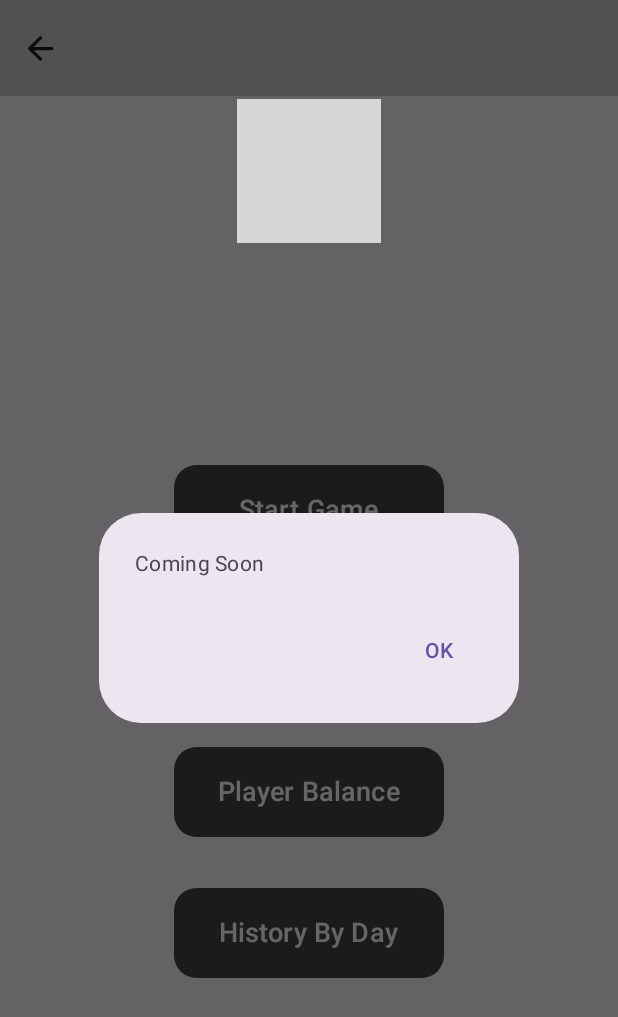
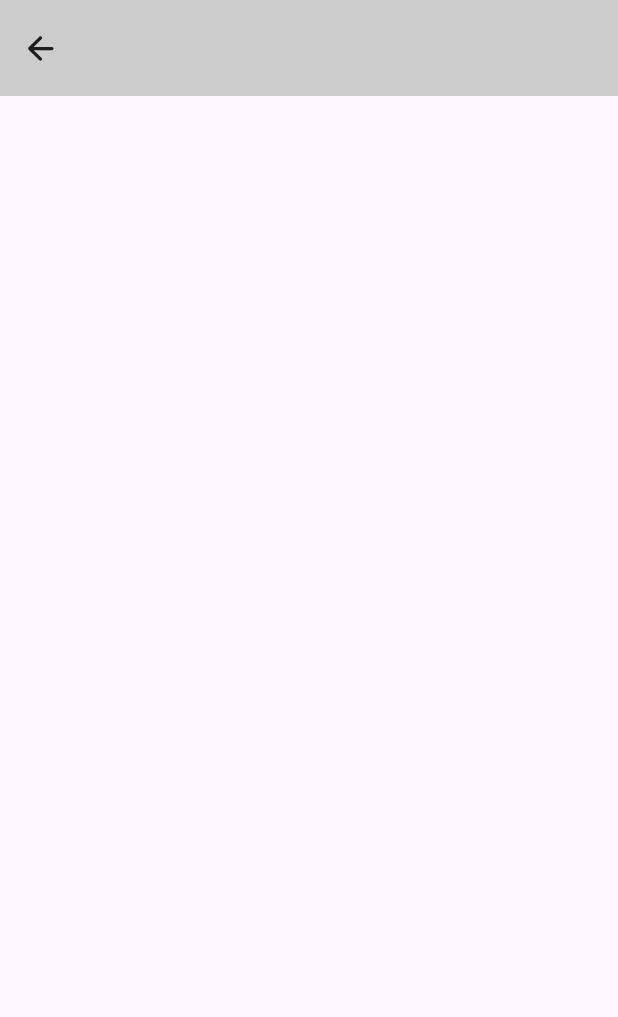
Before and after one commit to roywasker/Poker-App, an Android app built with Jetpack Compose: the screen it shows after launch (MainActivity), after a tap on "History By Day", on a phone screen of 412 x 824 dp. Shown: the top 1017 px of the screen. Run offline under Robolectric (Android 15) with nearby library versions, the phone set to English and light mode, and no system bars; our stand-ins replace Firebase (no records; nobody signed in at launch, a user with empty details on screens opened directly); grey boxes are pictures that could not be loaded.

Commit message:
fix some bugs

```diff
--- a/app/src/main/java/com/example/poker/MainActivity.kt
+++ b/app/src/main/java/com/example/poker/MainActivity.kt
@@ -16,6 +16,7 @@ import androidx.navigation.compose.composable
 import androidx.navigation.compose.rememberNavController
 import com.example.poker.route.Routes
 import com.example.poker.screen.AddUserScreen
+import com.example.poker.screen.HistoryByDayScreen
 import com.example.poker.screen.HomeScreen
 import com.example.poker.screen.PlayerBalanceScreen
 import com.example.poker.screen.StartGameScreen
@@ -46,6 +47,9 @@ class MainActivity : ComponentActivity() {
                 composable(Routes.playerBalance){
                     PlayerBalanceScreen(navController)
                 }
+                composable(Routes.historyByDay){
+                    HistoryByDayScreen(navController)
+                }
             })
         }
     }
--- /dev/null
+++ b/app/src/main/java/com/example/poker/data/HistoryByDayViewModel.kt
@@ -0,0 +1,6 @@
+package com.example.poker.data
+
+import androidx.lifecycle.ViewModel
+
+class HistoryByDayViewModel : ViewModel() {
+}
--- a/app/src/main/java/com/example/poker/data/StartGameViewModel.kt
+++ b/app/src/main/java/com/example/poker/data/StartGameViewModel.kt
@@ -281,7 +281,7 @@ class StartGameViewModel: ViewModel() {
 
         // reset the variable to default value
         nameOfPlayerArray[index]= mutableStateOf("")
-        buyMoneyArray[index] =  mutableStateOf("0")
-        returnMoneyArray[index] =  mutableStateOf("0")
+        buyMoneyArray[index] =  mutableStateOf("")
+        returnMoneyArray[index] =  mutableStateOf("")
     }
 }
--- a/app/src/main/java/com/example/poker/screen/TransferLogScreen.kt
+++ b/app/src/main/java/com/example/poker/screen/HistoryByDayScreen.kt
@@ -9,34 +9,35 @@ import androidx.compose.foundation.rememberScrollState
 import androidx.compose.foundation.verticalScroll
 import androidx.compose.material.icons.Icons
 import androidx.compose.material.icons.rounded.ArrowBack
-import androidx.compose.material3.*
+import androidx.compose.material3.ExperimentalMaterial3Api
+import androidx.compose.material3.Icon
+import androidx.compose.material3.IconButton
+import androidx.compose.material3.Scaffold
+import androidx.compose.material3.Text
+import androidx.compose.material3.TopAppBar
+import androidx.compose.material3.TopAppBarDefaults
 import androidx.compose.runtime.Composable
-import androidx.compose.runtime.livedata.observeAsState
 import androidx.compose.ui.Alignment
 import androidx.compose.ui.Modifier
 import androidx.compose.ui.graphics.Color
 import androidx.compose.ui.unit.dp
-import androidx.compose.ui.unit.sp
 import androidx.lifecycle.viewmodel.compose.viewModel
 import androidx.navigation.NavHostController
-import com.example.poker.data.TransferLogViewModel
+import com.example.poker.data.HistoryByDayViewModel
 import com.example.poker.route.Routes
 
 @Composable
-fun TransferLogScreen(navController: NavHostController) {
+fun HistoryByDayScreen(navController: NavHostController) {
     // ViewModel instance
-    val transferLogViewModel: TransferLogViewModel = viewModel()
+    val historyByDayViewModel: HistoryByDayViewModel = viewModel()
 
     // Pass ViewModel to the component
-    TransferLogComponent(navController, transferLogViewModel)
+    HistoryByDayComponent(navController, historyByDayViewModel)
 }
 
 @OptIn(ExperimentalMaterial3Api::class)
 @Composable
-fun TransferLogComponent(navController: NavHostController, transferLogViewModel: TransferLogViewModel) {
-    // Observe the transfer log from the ViewModel
-    val transferLog = transferLogViewModel.transferLog.observeAsState(emptyList())
-
+fun HistoryByDayComponent(navController: NavHostController, historyByDayViewModel: HistoryByDayViewModel) {
     Scaffold(
         topBar = {
             TopAppBar(
@@ -45,7 +46,7 @@ fun TransferLogComponent(navController: NavHostController, transferLogViewModel:
                 ),
                 title = {
                     Text(
-                        text = "Transfer Log",
+                        text = "",
                         color = Color.White
                     )
                 },
@@ -73,17 +74,7 @@ fun TransferLogComponent(navController: NavHostController, transferLogViewModel:
             horizontalAlignment = Alignment.CenterHorizontally,
             verticalArrangement = Arrangement.Top
         ) {
-            Text(
-                text = "Transfer Summary",
-                fontSize = 24.sp,
-                color = Color.Black,
-                modifier = Modifier.padding(16.dp)
-            )
 
-            // Display each transfer log
-            transferLog.value.forEach { log ->
-                Text(text = log, fontSize = 24.sp, modifier = Modifier.padding(16.dp))
-            }
         }
     }
 }
--- a/app/src/main/java/com/example/poker/screen/HomeScreen.kt
+++ b/app/src/main/java/com/example/poker/screen/HomeScreen.kt
@@ -120,11 +120,7 @@ fun ButtonComponent(buttonText: String, navController: NavHostController, naviga
             .height(60.dp)
             .width(180.dp),
         onClick = {
-            if (buttonText == "History By Day"){
-                showDialog = true
-            }else {
-                navController.navigate(navigateTo)
-            }
+            navController.navigate(navigateTo)
         },
         shape = RoundedCornerShape(15.dp),
         enabled = true,
@@ -138,17 +134,6 @@ fun ButtonComponent(buttonText: String, navController: NavHostController, naviga
             fontSize = 18.sp
         )
     }
-    if (showDialog) {
-        AlertDialog(
-            onDismissRequest = { showDialog = false },
-            text = { Text("Coming Soon") },
-            confirmButton = {
-                TextButton(onClick = { showDialog = false }) {
-                    Text("OK")
-                }
-            }
-        )
-    }
 }
 
 @Preview(showBackground = true)
```
